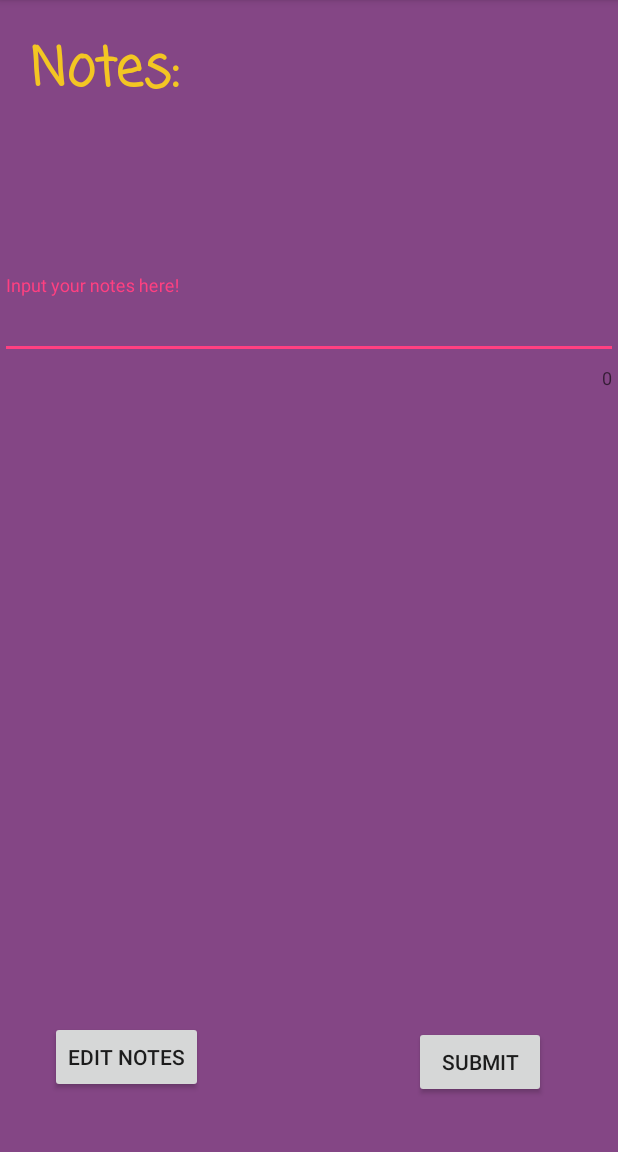
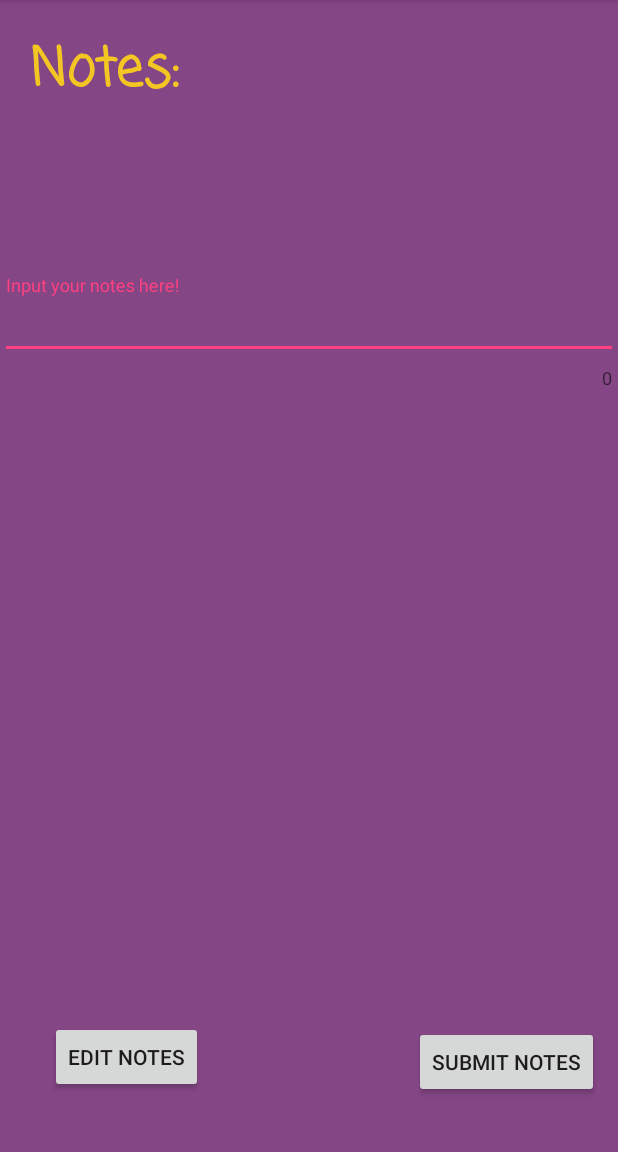
Before and after one commit to briyyoung/Galactica, an Android app: the Notes screen opened directly, with no data from a screen before it, on a phone screen of 412 x 824 dp, the part 84-1236 px from its top. Run offline under Robolectric (Android 15) with nearby library versions, the phone set to English and light mode, and no system bars; our stand-ins replace Room's generated code; Roboto replaces fonts that are not available here.

Commit message:
Advanced notes features finished

```diff
--- a/app/src/main/res/layout/activity_notes.xml
+++ b/app/src/main/res/layout/activity_notes.xml
@@ -45,7 +45,7 @@
         android:layout_height="wrap_content"
         android:layout_marginStart="276dp"
         android:layout_marginBottom="36dp"
-        android:text="Submit"
+        android:text="Submit Notes"
         app:layout_constraintBottom_toBottomOf="parent"
         app:layout_constraintStart_toStartOf="parent" />
 
```
